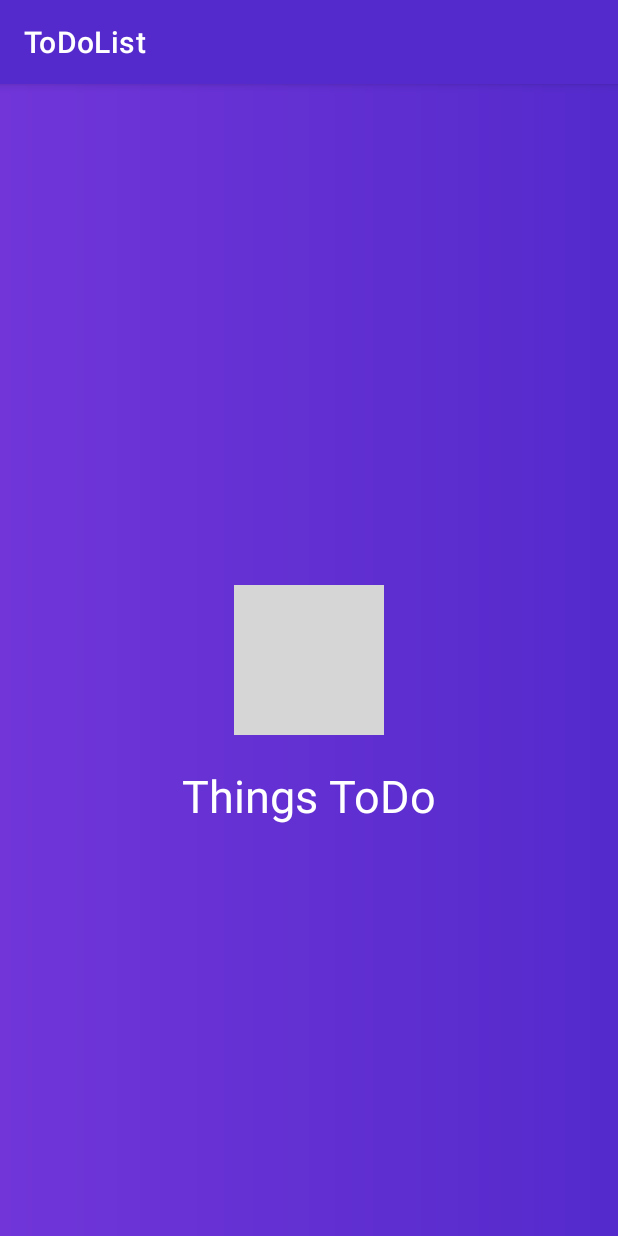
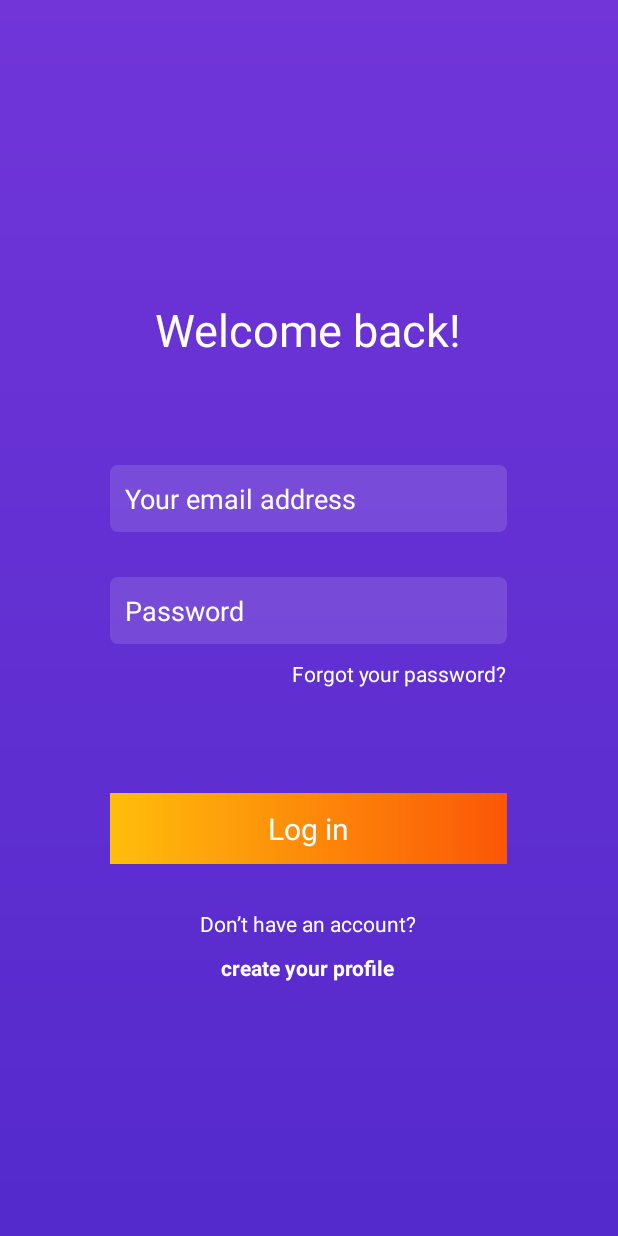
Before and after one commit to aboodZed/ToDoList, an Android app: the screen it shows after launch (SplashActivity before the commit, LoginActivity after it), on a phone screen of 412 x 824 dp. Run offline under Robolectric (Android 15) with nearby library versions, the light colour scheme and no system bars; grey boxes are pictures that could not be loaded.

Commit message:
finish ui to login

```diff
--- a/app/src/main/AndroidManifest.xml
+++ b/app/src/main/AndroidManifest.xml
@@ -3,7 +3,7 @@
     package="com.abdallah.todolist">
 
     <application
-        android:allowBackup="true"
+        android:allowBackup="false"
         android:icon="@mipmap/ic_launcher"
         android:label="@string/app_name"
         android:roundIcon="@mipmap/ic_launcher_round"
--- a/app/src/main/java/com/abdallah/todolist/SplashActivity.java
+++ b/app/src/main/java/com/abdallah/todolist/SplashActivity.java
@@ -2,6 +2,7 @@ package com.abdallah.todolist;
 
 import androidx.appcompat.app.AppCompatActivity;
 
+import android.content.Intent;
 import android.os.Bundle;
 
 public class SplashActivity extends AppCompatActivity {
@@ -10,5 +11,8 @@ public class SplashActivity extends AppCompatActivity {
     protected void onCreate(Bundle savedInstanceState) {
         super.onCreate(savedInstanceState);
         setContentView(R.layout.activity_splash);
+
+        Intent intent = new Intent(this,LoginActivity.class);
+        startActivity(intent);
     }
 }
--- a/app/src/main/res/drawable/gradient_background.xml
+++ b/app/src/main/res/drawable/gradient_background.xml
@@ -3,5 +3,6 @@
 
     <gradient
         android:startColor="@color/purple_200"
-        android:endColor="@color/purple_500" />
+        android:endColor="@color/purple_500"
+        android:angle="270"/>
 </shape>
--- a/app/src/main/res/layout/activity_login.xml
+++ b/app/src/main/res/layout/activity_login.xml
@@ -1,19 +1,90 @@
 <?xml version="1.0" encoding="utf-8"?>
-<androidx.constraintlayout.widget.ConstraintLayout xmlns:android="http://schemas.android.com/apk/res/android"
+<FrameLayout xmlns:android="http://schemas.android.com/apk/res/android"
     xmlns:app="http://schemas.android.com/apk/res-auto"
     xmlns:tools="http://schemas.android.com/tools"
     android:layout_width="match_parent"
     android:layout_height="match_parent"
-    tools:context=".LoginActivity"
-    android:background="@drawable/gradient_background">
+    android:background="@drawable/gradient_background"
+    tools:context=".LoginActivity">
 
-    <TextView
+    <LinearLayout
         android:layout_width="wrap_content"
         android:layout_height="wrap_content"
-        android:text="Hello World!"
-        app:layout_constraintBottom_toBottomOf="parent"
-        app:layout_constraintLeft_toLeftOf="parent"
-        app:layout_constraintRight_toRightOf="parent"
-        app:layout_constraintTop_toTopOf="parent" />
+        android:layout_gravity="center"
+        android:layout_marginStart="@dimen/margin_large"
+        android:layout_marginEnd="@dimen/margin_large"
+        android:gravity="center"
+        android:orientation="vertical">
 
-</androidx.constraintlayout.widget.ConstraintLayout>
+        <TextView
+            android:layout_width="wrap_content"
+            android:layout_height="wrap_content"
+            android:layout_margin="@dimen/margin_large"
+            android:gravity="center"
+            android:text="@string/login_text"
+            android:textColor="@color/white"
+            android:textSize="@dimen/margin_large" />
+
+        <EditText
+            android:id="@+id/et_email"
+            android:layout_width="match_parent"
+            android:layout_height="wrap_content"
+            android:layout_marginTop="@dimen/margin_xlarge"
+            android:background="@drawable/bg_edit_text"
+            android:hint="@string/email"
+            android:inputType="textEmailAddress"
+            android:padding="@dimen/margin_small"
+            android:textColorHint="@color/white" />
+
+        <EditText
+            android:id="@+id/et_password"
+            android:layout_width="match_parent"
+            android:layout_height="wrap_content"
+            android:layout_marginTop="@dimen/margin_large"
+            android:background="@drawable/bg_edit_text"
+            android:hint="@string/password"
+            android:inputType="textPassword"
+            android:padding="@dimen/margin_small"
+            android:textColorHint="@color/white" />
+
+        <TextView
+            android:layout_width="wrap_content"
+            android:layout_height="wrap_content"
+            android:layout_gravity="end"
+            android:layout_marginTop="@dimen/margin_small"
+            android:text="@string/forget_password_text"
+            android:textColor="@color/white" />
+
+        <TextView
+            android:id="@+id/btn_sign_up"
+            android:layout_width="match_parent"
+            android:layout_height="wrap_content"
+            android:layout_marginTop="@dimen/margin_xxlarge"
+            android:background="@drawable/gradient_button"
+            android:foreground="?selectableItemBackground"
+            android:gravity="center"
+            android:padding="@dimen/margin_small"
+            android:text="@string/log_in"
+            android:textAllCaps="false"
+            android:textColor="@color/white"
+            android:textSize="@dimen/margin_meduim" />
+
+        <TextView
+            android:layout_width="wrap_content"
+            android:layout_height="wrap_content"
+            android:layout_marginTop="@dimen/margin_large"
+            android:text="@string/donot_have_account"
+            android:textColor="@color/white" />
+
+        <TextView
+            android:id="@+id/tv_login"
+            android:layout_width="wrap_content"
+            android:layout_height="wrap_content"
+            android:layout_marginTop="@dimen/margin_small"
+            android:text="@string/create_profile"
+            android:textColor="@color/white"
+            android:textStyle="bold" />
+
+    </LinearLayout>
+
+</FrameLayout>
--- a/app/src/main/res/values-night/themes.xml
+++ b/app/src/main/res/values-night/themes.xml
@@ -1,6 +1,6 @@
 <resources xmlns:tools="http://schemas.android.com/tools">
     <!-- Base application theme. -->
-    <style name="Theme.ToDoList" parent="Theme.MaterialComponents.DayNight.DarkActionBar">
+    <style name="Theme.ToDoList" parent="Theme.MaterialComponents.DayNight.NoActionBar">
         <!-- Primary brand color. -->
         <item name="colorPrimary">@color/purple_200</item>
         <item name="colorPrimaryVariant">@color/purple_700</item>
--- a/app/src/main/res/values/colors.xml
+++ b/app/src/main/res/values/colors.xml
@@ -4,6 +4,8 @@
     <color name="purple_500">#542ACC</color>
     <color name="purple_700">#FF3700B3</color>
     <color name="black">#FF000000</color>
+    <color name="teal_200">#7135D8</color>
+    <color name="teal_700">#542ACC</color>
     <color name="white">#FFFFFFFF</color>
     <color name="gray">#20FFFFFF</color>
     <color name="yellow">#FFBE0B</color>
--- a/app/src/main/res/values/dimen.xml
+++ b/app/src/main/res/values/dimen.xml
@@ -5,5 +5,6 @@
     <dimen name="margin_small">10dp</dimen>
     <dimen name="margin_meduim">20dp</dimen>
     <dimen name="margin_large">30dp</dimen>
-    <dimen name="margin_xlarge">50dp</dimen>
+    <dimen name="margin_xlarge">40dp</dimen>
+    <dimen name="margin_xxlarge">70dp</dimen>
 </resources>
--- a/app/src/main/res/values/strings.xml
+++ b/app/src/main/res/values/strings.xml
@@ -8,4 +8,7 @@
     <string name="create_profile">create your profile</string>
     <string name="have_account">"Already have an account? "</string>
     <string name="log_in">Log in</string>
+    <string name="login_text">Welcome back!</string>
+    <string name="forget_password_text">Forgot your password?</string>
+    <string name="donot_have_account">Don’t have an account?</string>
 </resources>
--- a/app/src/main/res/values/themes.xml
+++ b/app/src/main/res/values/themes.xml
@@ -1,6 +1,6 @@
 <resources xmlns:tools="http://schemas.android.com/tools">
     <!-- Base application theme. -->
-    <style name="Theme.ToDoList" parent="Theme.MaterialComponents.DayNight.DarkActionBar">
+    <style name="Theme.ToDoList" parent="Theme.MaterialComponents.DayNight.NoActionBar">
         <!-- Primary brand color. -->
         <item name="colorPrimary">@color/purple_500</item>
         <item name="colorPrimaryVariant">@color/purple_700</item>
@@ -10,7 +10,11 @@
         <item name="colorSecondaryVariant">@color/teal_700</item>
         <item name="colorOnSecondary">@color/black</item>
         <!-- Status bar color. -->
+
         <item name="android:statusBarColor" tools:targetApi="l">?attr/colorPrimaryVariant</item>
         <!-- Customize your theme here. -->
     </style>
+    <style name="button_style">
+        <item name="android:background">@drawable/gradient_button</item>
+    </style>
 </resources>
```
Also changed, not shown: app/src/main/res/layout/activity_register.xml (+34 -30 lines).
